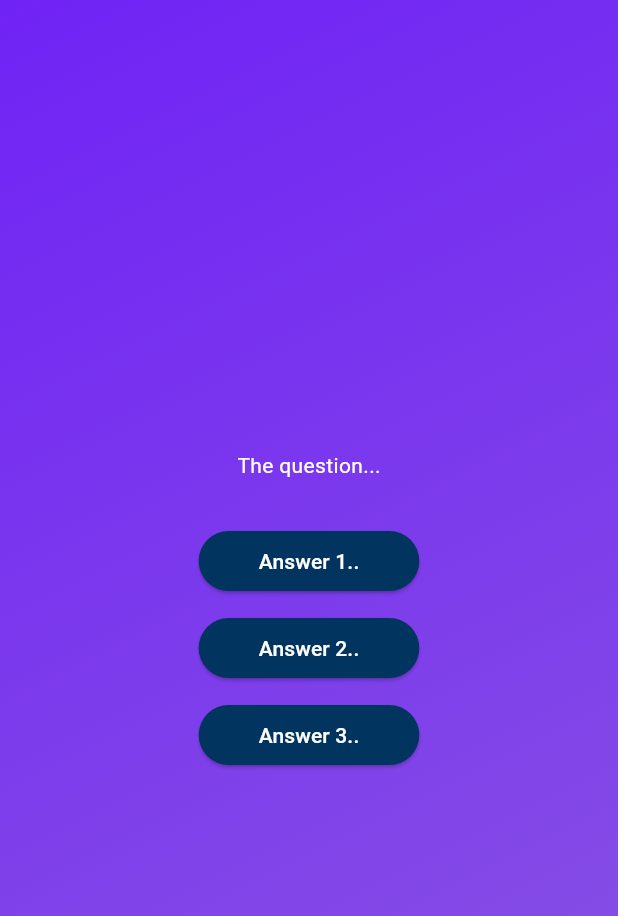
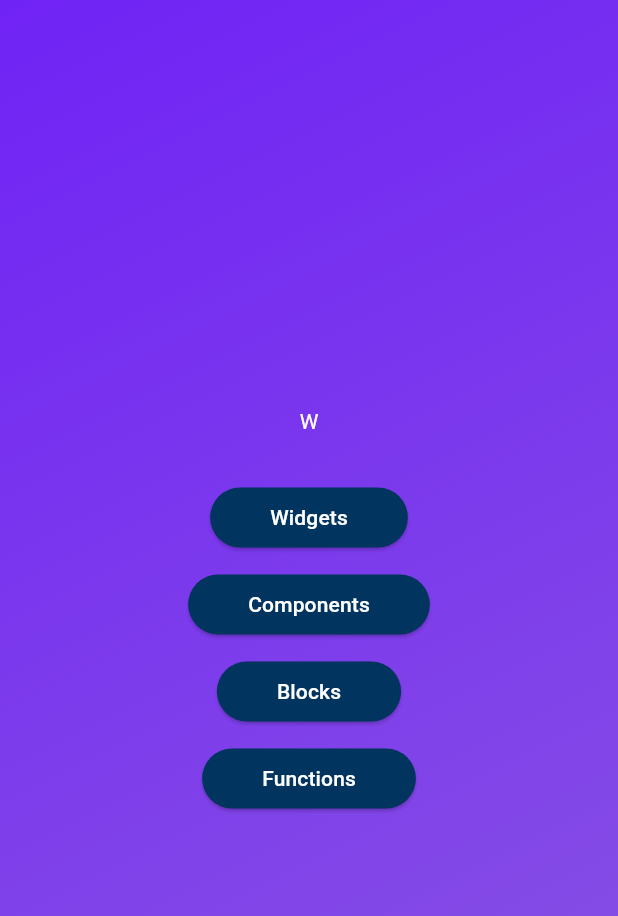
Before and after one commit to ajewoleOlugbenga/quiz_app, a Flutter app: the screen it shows after launch, after a tap on "Start Quiz", on a phone screen of 412 x 824 dp. Shown: the top 916 px of the screen. Run offline on Flutter 3.47's test engine with Material 3 defaults, Android fonts, the phone set to English and light mode, and no system bars.

Commit message:
"Added import for questions data and updated QuestionContainer to display current question and answers from data"

```diff
--- a/lib/questions_container.dart
+++ b/lib/questions_container.dart
@@ -1,5 +1,6 @@
 import "package:flutter/material.dart";
 import "package:quiz_app/answer_button.dart";
+import "package:quiz_app/data/questions.dart";
 
 class QuestionContainer extends StatefulWidget {
   const QuestionContainer({super.key});
@@ -12,19 +13,20 @@ class QuestionContainer extends StatefulWidget {
 class _QuestionContainerState extends State<QuestionContainer> {
   @override
   Widget build(context) {
+    final currentQuestions = questions[0];
     return SizedBox(
       width: double.infinity,
       child: Column(
         mainAxisAlignment: MainAxisAlignment.center,
         children: [
-          const Text("The question...",
-          style: TextStyle(color: Colors.white)),
+          Text(currentQuestions.questions[0],
+              style: const TextStyle(color: Colors.white)),
           const SizedBox(
             height: 30,
           ),
-          AnswerButton("Answer 1..", () {}),
-          AnswerButton("Answer 2..", () {}),
-          AnswerButton("Answer 3..", () {})
+          ...currentQuestions.answers.map((answer) {
+            return AnswerButton(answer, () {});
+          })
         ],
       ),
     );
```
